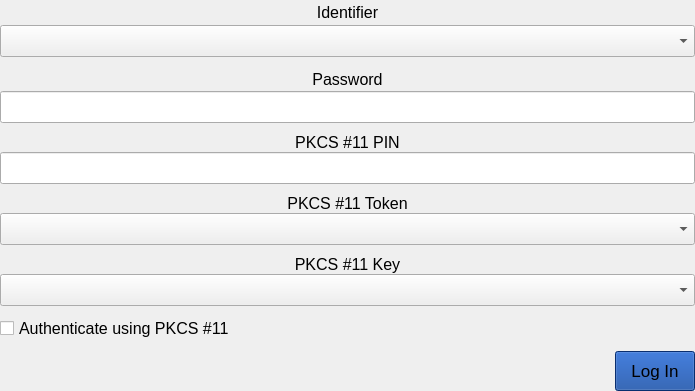
Above: parsec/core/gui/forms/login_login_widget.ui from Scille/parsec-cloud before the change. Below: the same form after it.
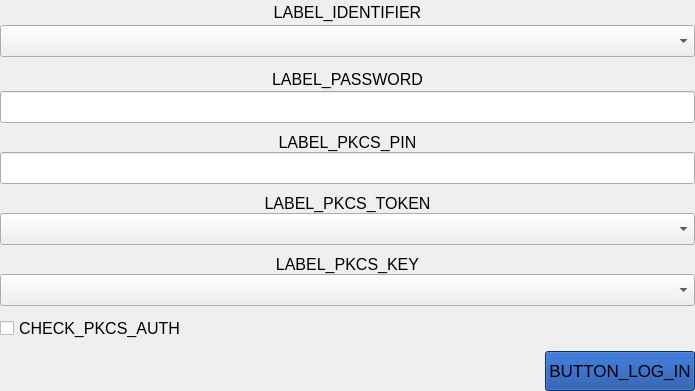
That is the form after the change.

The edit to the form file:
```diff
--- a/parsec/core/gui/forms/login_login_widget.ui
+++ b/parsec/core/gui/forms/login_login_widget.ui
@@ -126,7 +126,7 @@
               </font>
              </property>
              <property name="text">
-              <string>Identifier</string>
+              <string>LABEL_IDENTIFIER</string>
              </property>
              <property name="alignment">
               <set>Qt::AlignCenter</set>
@@ -181,7 +181,7 @@
                  </font>
                 </property>
                 <property name="text">
-                 <string>Password</string>
+                 <string>LABEL_PASSWORD</string>
                 </property>
                 <property name="alignment">
                  <set>Qt::AlignCenter</set>
@@ -253,7 +253,7 @@
                  </font>
                 </property>
                 <property name="text">
-                 <string>PKCS #11 PIN</string>
+                 <string>LABEL_PKCS_PIN</string>
                 </property>
                 <property name="alignment">
                  <set>Qt::AlignCenter</set>
@@ -296,7 +296,7 @@
                  </font>
                 </property>
                 <property name="text">
-                 <string>PKCS #11 Token</string>
+                 <string>LABEL_PKCS_TOKEN</string>
                 </property>
                 <property name="alignment">
                  <set>Qt::AlignCenter</set>
@@ -333,7 +333,7 @@
                  </font>
                 </property>
                 <property name="text">
-                 <string>PKCS #11 Key</string>
+                 <string>LABEL_PKCS_KEY</string>
                 </property>
                 <property name="alignment">
                  <set>Qt::AlignCenter</set>
@@ -371,7 +371,7 @@
             <string notr="true"/>
            </property>
            <property name="text">
-            <string>Authenticate using PKCS #11</string>
+            <string>CHECK_PKCS_AUTH</string>
            </property>
            <property name="checkable">
             <bool>true</bool>
@@ -422,7 +422,7 @@
               <string notr="true"/>
              </property>
              <property name="text">
-              <string>Log In</string>
+              <string>BUTTON_LOG_IN</string>
              </property>
              <property name="iconSize">
               <size>
```
